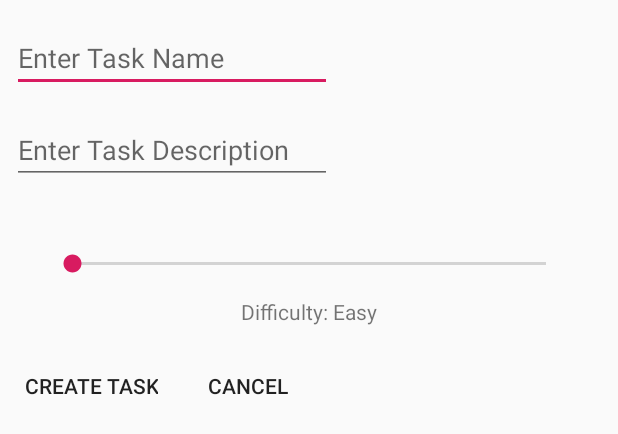
After one commit to T7199384/Lifeventure, an Android app: the layout layout_taskcreate.xml on its own in the app's theme, with its tools: preview values and no code run, on a phone screen of 412 x 824 dp. The commit adds this screen. Shown: the top 434 px of the screen. Run offline under Robolectric (Android 15) with nearby library versions, the phone set to English and light mode, and no system bars.

Commit message:
Create Task Dialog made (Layout Only)

```diff
--- /dev/null
+++ b/app/src/main/res/layout/layout_taskcreate.xml
@@ -0,0 +1,80 @@
+<?xml version="1.0" encoding="utf-8"?>
+<RelativeLayout xmlns:android="http://schemas.android.com/apk/res/android"
+    android:layout_width="match_parent" android:layout_height="match_parent">
+
+    <EditText
+        android:id="@+id/taskCreateName"
+        android:layout_width="wrap_content"
+        android:layout_height="wrap_content"
+        android:layout_alignParentStart="true"
+        android:layout_alignParentTop="true"
+        android:layout_marginStart="8dp"
+        android:layout_marginTop="16dp"
+        android:ems="10"
+        android:inputType="textPersonName"
+        android:hint="@string/enter_task_name"
+        android:autofillHints="" />
+
+    <EditText
+        android:id="@+id/taskCreateDesc"
+        android:layout_width="wrap_content"
+        android:layout_height="wrap_content"
+        android:layout_below="@+id/taskCreateName"
+        android:layout_alignParentStart="true"
+        android:layout_marginStart="8dp"
+        android:layout_marginTop="16dp"
+        android:ems="10"
+        android:inputType="textPersonName"
+        android:hint="@string/enter_task_description"
+        android:autofillHints="" />
+
+    <SeekBar
+        android:id="@+id/difficultySlider"
+        android:layout_width="200dp"
+        android:layout_height="43dp"
+        android:layout_below="@+id/taskCreateDesc"
+        android:layout_alignParentStart="true"
+        android:layout_alignParentEnd="true"
+        android:layout_marginStart="32dp"
+        android:layout_marginTop="32dp"
+        android:layout_marginEnd="32dp"
+        android:max="5"/>
+
+    <TextView
+        android:id="@+id/difficultyText"
+        android:layout_width="300dp"
+        android:layout_height="wrap_content"
+        android:layout_below="@+id/difficultySlider"
+        android:layout_alignParentStart="true"
+        android:layout_alignParentEnd="true"
+        android:layout_marginStart="0dp"
+        android:layout_marginTop="0dp"
+        android:layout_marginEnd="0dp"
+        android:text="@string/difficulty_easy"
+        android:textAlignment="center" />
+
+    <Button
+        android:id="@+id/finaliseTaskButton"
+        android:layout_width="wrap_content"
+        android:layout_height="wrap_content"
+        android:layout_below="@+id/difficultyText"
+        android:layout_alignParentStart="true"
+        android:layout_marginStart="16dp"
+        android:layout_marginTop="16dp"
+        android:background="@android:color/transparent"
+        android:text="@string/create_task"
+        android:textAlignment="center" />
+
+    <Button
+        android:id="@+id/cancelTaskButton"
+        android:layout_width="wrap_content"
+        android:layout_height="wrap_content"
+        android:layout_below="@+id/difficultyText"
+        android:layout_marginStart="16dp"
+        android:layout_marginTop="16dp"
+        android:layout_toEndOf="@+id/finaliseTaskButton"
+        android:background="@android:color/transparent"
+        android:shadowColor="@android:color/transparent"
+        android:text="@android:string/cancel" />
+
+</RelativeLayout>
--- a/app/src/main/res/values/strings.xml
+++ b/app/src/main/res/values/strings.xml
@@ -21,4 +21,7 @@
     <string name="create_task">Create Task</string>
     <string name="schedule_task">Schedule Task</string>
     <string name="add_destination">Add Destination</string>
+    <string name="difficulty_easy">Difficulty: Easy</string>
+    <string name="enter_task_name">Enter Task Name</string>
+    <string name="enter_task_description">Enter Task Description</string>
 </resources>
```
Also changed, not shown: app/src/main/java/com/example/lifeventure/CreateTaskDialog.java (added, +71 -0 lines), app/src/main/java/com/example/lifeventure/TaskActivity.java (+15 -0 lines).
